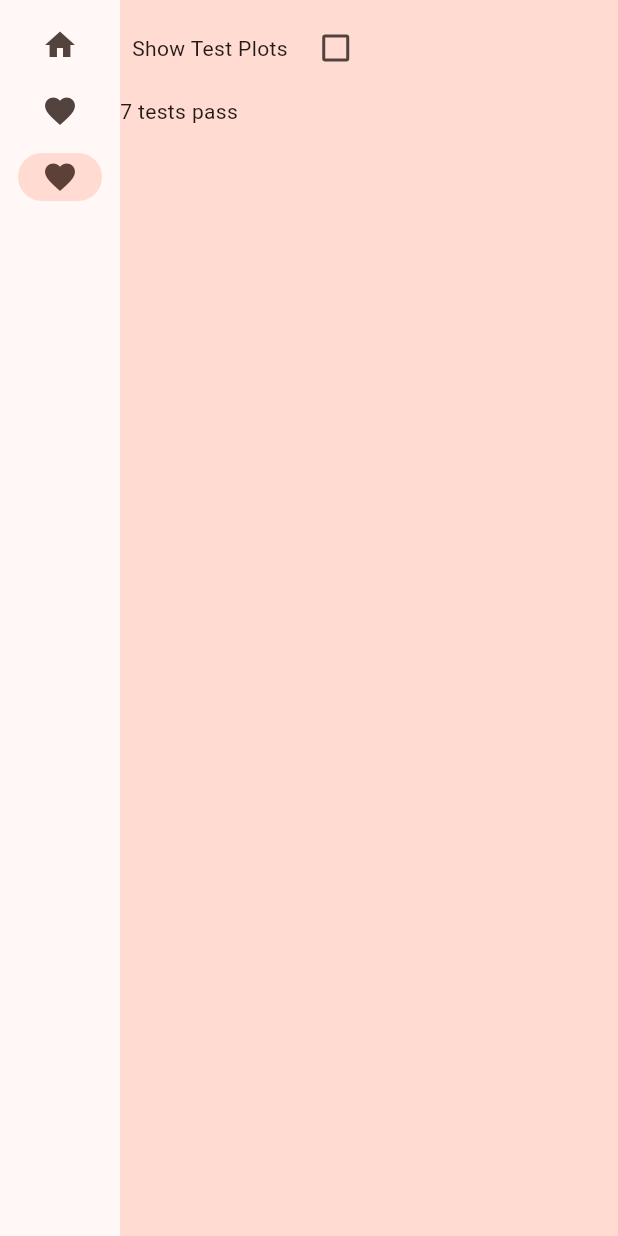
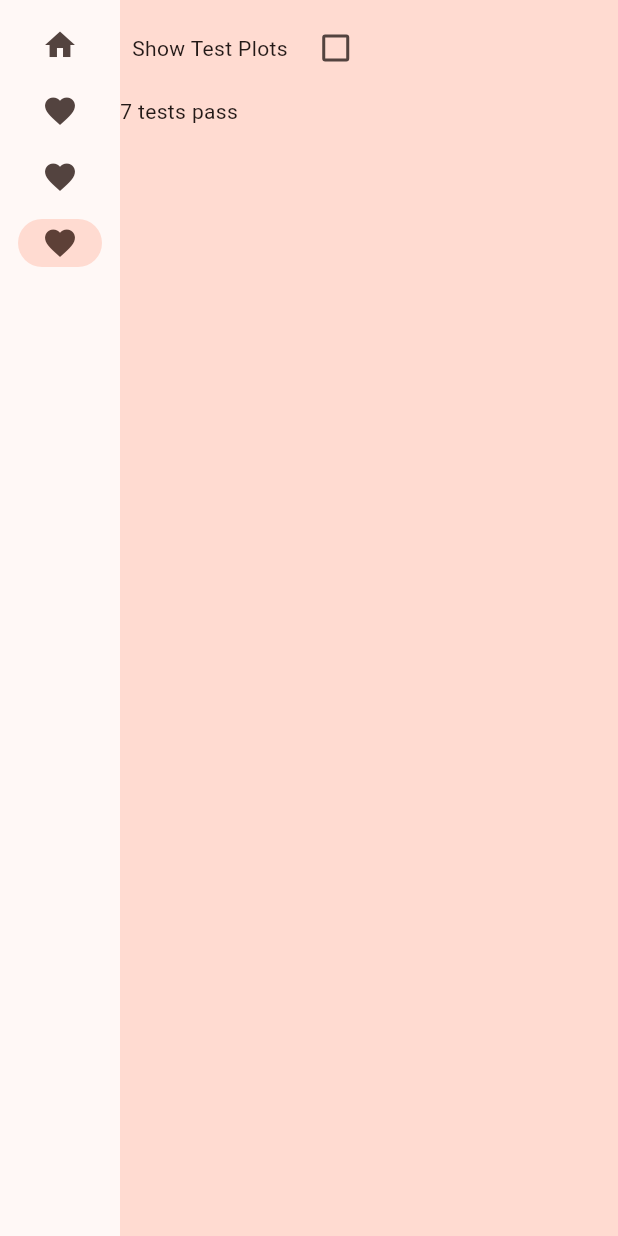
Before and after one commit to davidsykes/ircommandmanager, a Flutter app: the screen it shows after launch, on a phone screen of 412 x 824 dp. Run offline on Flutter 3.47's test engine with Material 2 defaults, Android fonts, the phone set to English and light mode, and no system bars.

Commit message:
Developing the ir commands page

```diff
--- /dev/null
+++ b/lib/ircommands/ircommandsdata.dart
@@ -0,0 +1 @@
+class IrCommandsData {}
--- a/lib/main.dart
+++ b/lib/main.dart
@@ -2,6 +2,7 @@ import 'package:flutter/material.dart';
 import 'package:provider/provider.dart';
 import 'views/codetestpage.dart';
 import 'myappstate.dart';
+import 'views/ircommandspage.dart';
 import 'views/traceplotpage.dart';
 import 'views/viewtracelist.dart';
 
@@ -34,7 +35,7 @@ class MyHomePage extends StatefulWidget {
 }
 
 class _MyHomePageState extends State<MyHomePage> {
-  var selectedIndex = 2;
+  var selectedIndex = 3;
 
   @override
   Widget build(BuildContext context) {
@@ -47,6 +48,9 @@ class _MyHomePageState extends State<MyHomePage> {
         page = TracePlotPage();
         break;
       case 2:
+        page = IrCommandsPage();
+        break;
+      case 3:
         page = CodeTestPage();
         break;
       default:
@@ -68,6 +72,10 @@ class _MyHomePageState extends State<MyHomePage> {
                   NavigationRailDestination(
                     icon: Icon(Icons.favorite),
                     label: Text('Trace Plots'),
+                  ),
+                  NavigationRailDestination(
+                    icon: Icon(Icons.favorite),
+                    label: Text('IR Commands'),
                   ),
                   NavigationRailDestination(
                     icon: Icon(Icons.favorite),
```
Also changed, not shown: lib/views/ircommandspage.dart (added, +99 -0 lines).
